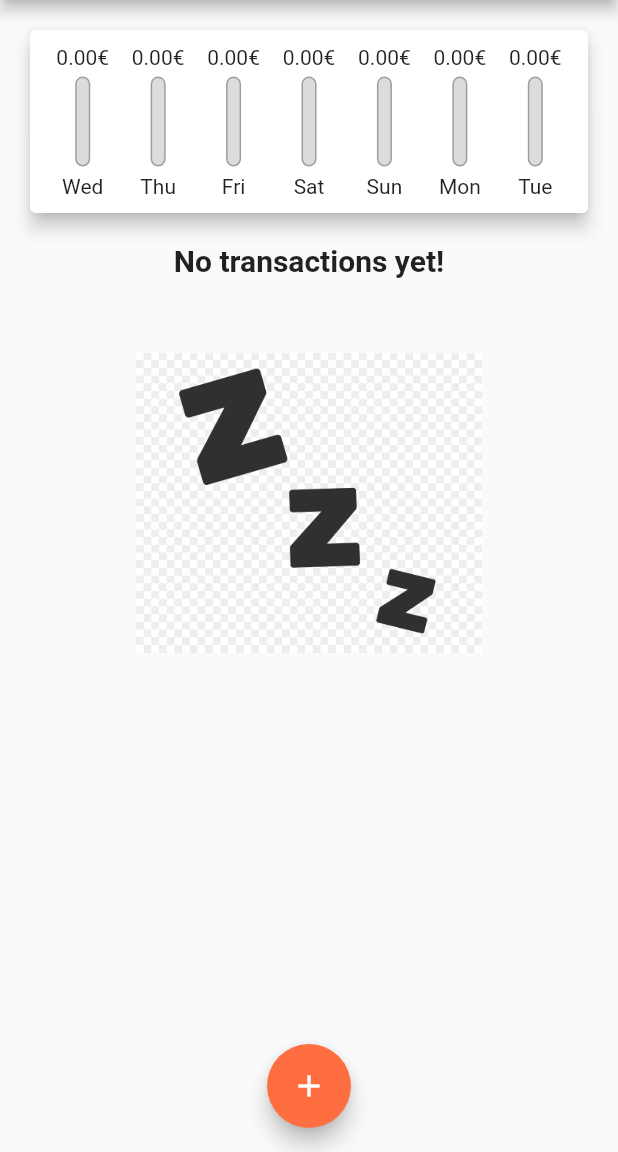
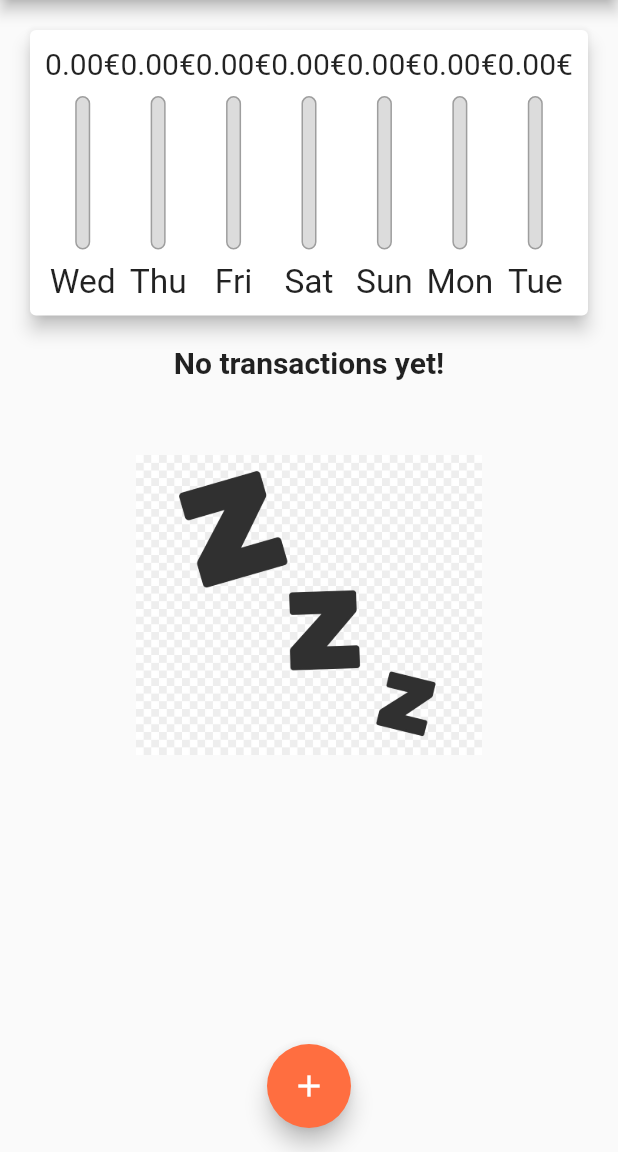
Before and after one commit to diogosequeira94/weekly-expenses-flutter, a Flutter app: the screen it shows after launch, on a phone screen of 412 x 824 dp, the part 84-1236 px from its top. Run offline on Flutter 3.47's test engine with Material 2 defaults, Android fonts, the phone set to English and light mode, and no system bars.

Commit message:
added responsive layout to charat

```diff
--- a/lib/components/chart_bar.dart
+++ b/lib/components/chart_bar.dart
@@ -14,12 +14,16 @@ class ChartBar extends StatelessWidget {
 
   @override
   Widget build(BuildContext context) {
+    return LayoutBuilder(
+      builder: (ctx, constraints) {
         return Column(
           children: <Widget>[
-        FittedBox(child: Text('${value.toStringAsFixed(2)}€')),
-        SizedBox(height: 5.0),
             Container(
-          height: 60,
+                height: constraints.maxHeight * 0.15,
+                child: FittedBox(child: Text('${value.toStringAsFixed(2)}€'))),
+            SizedBox(height: constraints.maxHeight * 0.05),
+            Container(
+              height: constraints.maxHeight * 0.6,
               width: 10,
               child: Stack(
                 alignment: Alignment.bottomCenter,
@@ -31,7 +35,7 @@ class ChartBar extends StatelessWidget {
                             width: 1.0
                         ),
                         color: Color.fromRGBO(220, 220, 220, 1),
-                  borderRadius: BorderRadius.circular(5.0)
+                        borderRadius: BorderRadius.circular(5.0),
                     ),
                   ),
                   FractionallySizedBox(
@@ -39,16 +43,23 @@ class ChartBar extends StatelessWidget {
                     child: Container(
                       decoration: BoxDecoration(
                           color: Theme.of(context).primaryColor,
-                      borderRadius: BorderRadius.circular(5.0)
+                          borderRadius: BorderRadius.circular(5.0),
                       ),
+                    ),
+                  )
+                ],
+              ),
+            ),
+            SizedBox(height: constraints.maxHeight * 0.05),
+            Container(
+              height: constraints.maxHeight * 0.15,
+                child: FittedBox(
+                    child: Text(label)
                 ),
             ),
           ],
-          ),
-        ),
-        SizedBox(height: 5.0),
-        Text(label)
-      ],
+        );
+      },
     );
   }
 }
--- a/lib/components/transaction_list.dart
+++ b/lib/components/transaction_list.dart
@@ -11,9 +11,7 @@ class TransactionList extends StatelessWidget {
 
   @override
   Widget build(BuildContext context) {
-    return Container(
-      height: 400,
-      child: _transactions.isEmpty ? Column(
+    return _transactions.isEmpty ? Column(
       children: <Widget>[
         Text(
           'No transactions yet!',
@@ -62,7 +60,6 @@ class TransactionList extends StatelessWidget {
           ),
         ));
       },
-      ),
     );
   }
 }
--- a/lib/main.dart
+++ b/lib/main.dart
@@ -74,21 +74,32 @@ class _MyHomePageState extends State<MyHomePage> {
 
   @override
   Widget build(BuildContext context) {
+
+    final appBar = AppBar(
+      title: Text('Personal Expenses'),
+      actions: <Widget>[
+        IconButton(
+            icon: Icon(Icons.add_circle_outline),
+            onPressed: () => _openTransactionFormModal(context))
+      ],
+    );
+
+    final availableHeight = MediaQuery.of(context).size.height
+        - appBar.preferredSize.height -
+        MediaQuery.of(context).padding.top;
+
     return Scaffold(
-      appBar: AppBar(
-        title: Text('Personal Expenses'),
-        actions: <Widget>[
-          IconButton(
-              icon: Icon(Icons.add_circle_outline),
-              onPressed: () => _openTransactionFormModal(context))
-        ],
-      ),
+      appBar: appBar,
       body: SingleChildScrollView(
         child: Column(
           crossAxisAlignment: CrossAxisAlignment.stretch,
           children: <Widget>[
-            Chart(_recentTransactions),
-            TransactionList(_transactions, _removeTransaction),
+            Container(
+              height: availableHeight * 0.30,
+                child: Chart(_recentTransactions)),
+            Container(
+              height: availableHeight * 0.70,
+                child: TransactionList(_transactions, _removeTransaction)),
           ],
         ),
       ),
```
Lines whose indentation alone changed are shown as unchanged.
